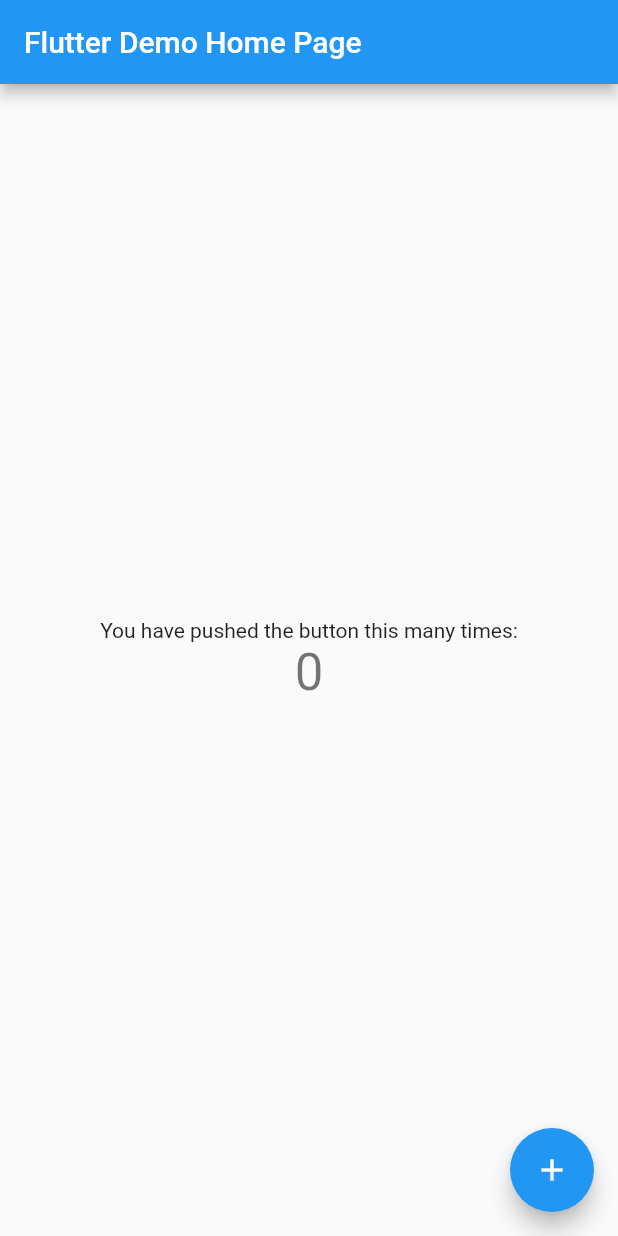
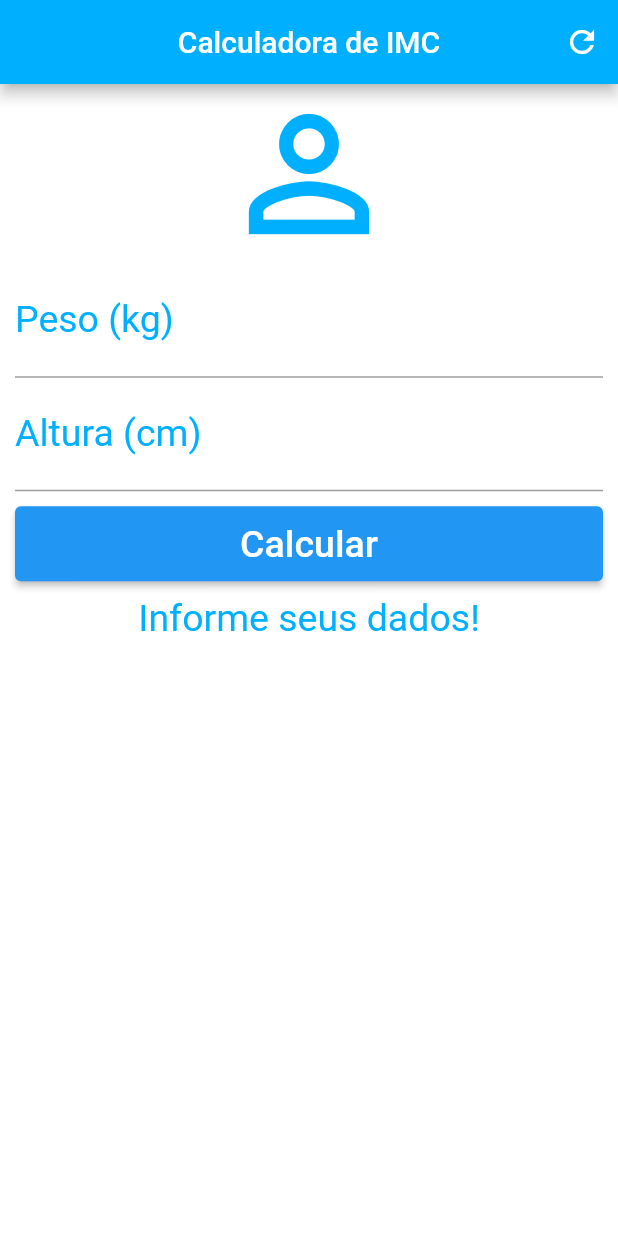
Before and after one commit to DenersonHenrique/flutter_web_denin, a Flutter app: the screen it shows after launch, on a phone screen of 412 x 824 dp. Run offline on Flutter 3.47's test engine with Material 2 defaults, Android fonts, the light colour scheme and no system bars.

Commit message:
[main] Test action hosting new app.

```diff
--- a/lib/main.dart
+++ b/lib/main.dart
@@ -5,109 +5,150 @@
 }
 
 class MyApp extends StatelessWidget {
-  // This widget is the root of your application.
   @override
   Widget build(BuildContext context) {
     return MaterialApp(
       title: 'Flutter Demo',
       theme: ThemeData(
-        // This is the theme of your application.
-        //
-        // Try running your application with "flutter run". You'll see the
-        // application has a blue toolbar. Then, without quitting the app, try
-        // changing the primarySwatch below to Colors.green and then invoke
-        // "hot reload" (press "r" in the console where you ran "flutter run",
-        // or simply save your changes to "hot reload" in a Flutter IDE).
-        // Notice that the counter didn't reset back to zero; the application
-        // is not restarted.
         primarySwatch: Colors.blue,
       ),
-      home: MyHomePage(title: 'Flutter Demo Home Page'),
+      home: Home(),
     );
   }
 }
 
-class MyHomePage extends StatefulWidget {
-  MyHomePage({Key? key, required this.title}) : super(key: key);
-
-  // This widget is the home page of your application. It is stateful, meaning
-  // that it has a State object (defined below) that contains fields that affect
-  // how it looks.
-
-  // This class is the configuration for the state. It holds the values (in this
-  // case the title) provided by the parent (in this case the App widget) and
-  // used by the build method of the State. Fields in a Widget subclass are
-  // always marked "final".
-
-  final String title;
-
+class Home extends StatefulWidget {
   @override
-  _MyHomePageState createState() => _MyHomePageState();
+  _HomeState createState() => _HomeState();
 }
 
-class _MyHomePageState extends State<MyHomePage> {
-  int _counter = 0;
+class _HomeState extends State<Home> {
+  TextEditingController weightController = TextEditingController();
+  TextEditingController heightController = TextEditingController();
+  GlobalKey<FormState> _formKey = GlobalKey<FormState>();
+  String _infoText = "Informe seus dados!";
 
-  void _incrementCounter() {
+  // Reset inputs.
+  void _resetFields() {
+    weightController.text = "";
+    heightController.text = "";
     setState(() {
-      // This call to setState tells the Flutter framework that something has
-      // changed in this State, which causes it to rerun the build method below
-      // so that the display can reflect the updated values. If we changed
-      // _counter without calling setState(), then the build method would not be
-      // called again, and so nothing would appear to happen.
-      _counter++;
+      _infoText = "Informe seus dados!";
+      _formKey = GlobalKey<FormState>();
+    });
+  }
+
+  // Calculate IMC.
+  void calculate() {
+    setState(() {
+      double weight = double.parse(weightController.text);
+      double height = double.parse(heightController.text) / 100;
+      double imc = weight / (height * height);
+      print(imc);
+      if (imc < 18.6)
+        _infoText = "Abaixo do Peso (${imc.toStringAsPrecision(4)})";
+      else if (imc >= 18.6 && imc < 24.9)
+        _infoText = "Peso Ideal (${imc.toStringAsPrecision(4)})";
+      else if (imc >= 24.9 && imc < 29.9)
+        _infoText = "Levemente Acima do Peso (${imc.toStringAsPrecision(4)})";
+      else if (imc >= 29.9 && imc < 34.9)
+        _infoText = "Obesidade Grau I (${imc.toStringAsPrecision(4)})";
+      else if (imc >= 34.9 && imc < 39.9)
+        _infoText = "Obesidade Grau II (${imc.toStringAsPrecision(4)})";
+      else if (imc >= 40)
+        _infoText = "Obesidade Grau III (${imc.toStringAsPrecision(4)})";
     });
   }
 
   @override
   Widget build(BuildContext context) {
-    // This method is rerun every time setState is called, for instance as done
-    // by the _incrementCounter method above.
-    //
-    // The Flutter framework has been optimized to make rerunning build methods
-    // fast, so that you can just rebuild anything that needs updating rather
-    // than having to individually change instances of widgets.
     return Scaffold(
       appBar: AppBar(
-        // Here we take the value from the MyHomePage object that was created by
-        // the App.build method, and use it to set our appbar title.
-        title: Text(widget.title),
+        // Create appbar.
+        title: Text("Calculadora de IMC"),
+        centerTitle: true, // Center title.
+        backgroundColor: Colors.lightBlueAccent[400], // Background color.
+        actions: <Widget>[
+          // Add refresh icon.
+          IconButton(
+            icon: Icon(Icons.refresh),
+            onPressed: _resetFields,
+          )
+        ],
       ),
-      body: Center(
-        // Center is a layout widget. It takes a single child and positions it
-        // in the middle of the parent.
-        child: Column(
-          // Column is also a layout widget. It takes a list of children and
-          // arranges them vertically. By default, it sizes itself to fit its
-          // children horizontally, and tries to be as tall as its parent.
-          //
-          // Invoke "debug painting" (press "p" in the console, choose the
-          // "Toggle Debug Paint" action from the Flutter Inspector in Android
-          // Studio, or the "Toggle Debug Paint" command in Visual Studio Code)
-          // to see the wireframe for each widget.
-          //
-          // Column has various properties to control how it sizes itself and
-          // how it positions its children. Here we use mainAxisAlignment to
-          // center the children vertically; the main axis here is the vertical
-          // axis because Columns are vertical (the cross axis would be
-          // horizontal).
-          mainAxisAlignment: MainAxisAlignment.center,
-          children: <Widget>[
-            Text(
-              'You have pushed the button this many times:',
-            ),
-            Text(
-              '$_counter',
-              style: Theme.of(context).textTheme.headline4,
-            ),
-          ],
+      backgroundColor: Colors.white,
+      body: SingleChildScrollView(
+        padding: EdgeInsets.fromLTRB(10.0, 0.0, 10.0, 0.0),
+        child: Form(
+          key: _formKey,
+          child: Column(
+            crossAxisAlignment: CrossAxisAlignment
+                .stretch, // Fill the entire width of the crossed axis (horizontal).
+            children: <Widget>[
+              Icon(Icons.person_outline,
+                  size: 120.0, color: Colors.lightBlueAccent[400]),
+              TextFormField(
+                keyboardType: TextInputType.number,
+                decoration: InputDecoration(
+                    labelText: "Peso (kg)",
+                    labelStyle: TextStyle(color: Colors.lightBlueAccent[400])),
+                textAlign: TextAlign.center,
+                style: TextStyle(
+                    color: Colors.lightBlueAccent[400], fontSize: 25.0),
+                controller: weightController,
+                validator: (value) {
+                  if (value!.isEmpty)
+                    return "Insira seu peso!";
+                  else
+                    return null;
+                },
+              ),
+              TextFormField(
+                  keyboardType: TextInputType.number,
+                  decoration: InputDecoration(
+                      labelText: "Altura (cm)",
+                      labelStyle:
+                          TextStyle(color: Colors.lightBlueAccent[400])),
+                  textAlign: TextAlign.center,
+                  style: TextStyle(
+                      color: Colors.lightBlueAccent[400], fontSize: 25.0),
+                  controller: heightController,
+                  validator: (value) {
+                    if (value!.isEmpty)
+                      return "Insira sua altura!";
+                    else
+                      return null;
+                  }),
+              Padding(
+                padding: EdgeInsets.only(top: 10.0, bottom: 10.0),
+                child: Container(
+                  height: 50.0,
+                  child: ElevatedButton(
+                    onPressed: () {
+                      if (_formKey.currentState!.validate()) {
+                        calculate();
+                        FocusScope.of(context)
+                            .requestFocus(new FocusNode()); // Close keyboard.
+                      }
+                    },
+                    child: Text(
+                      "Calcular",
+                      style: TextStyle(color: Colors.white, fontSize: 25.0),
+                    ),
+                    // color: Colors.lightBlueAccent[400],
+                  ),
+                ),
+              ),
+              Text(
+                "$_infoText",
+                textAlign: TextAlign.center,
+                style: TextStyle(
+                    color: Colors.lightBlueAccent[400], fontSize: 25.0),
+              )
+            ],
+          ),
         ),
       ),
-      floatingActionButton: FloatingActionButton(
-        onPressed: _incrementCounter,
-        tooltip: 'Increment',
-        child: Icon(Icons.add),
-      ), // This trailing comma makes auto-formatting nicer for build methods.
     );
   }
 }
```
Also changed, not shown: 1 other file.
